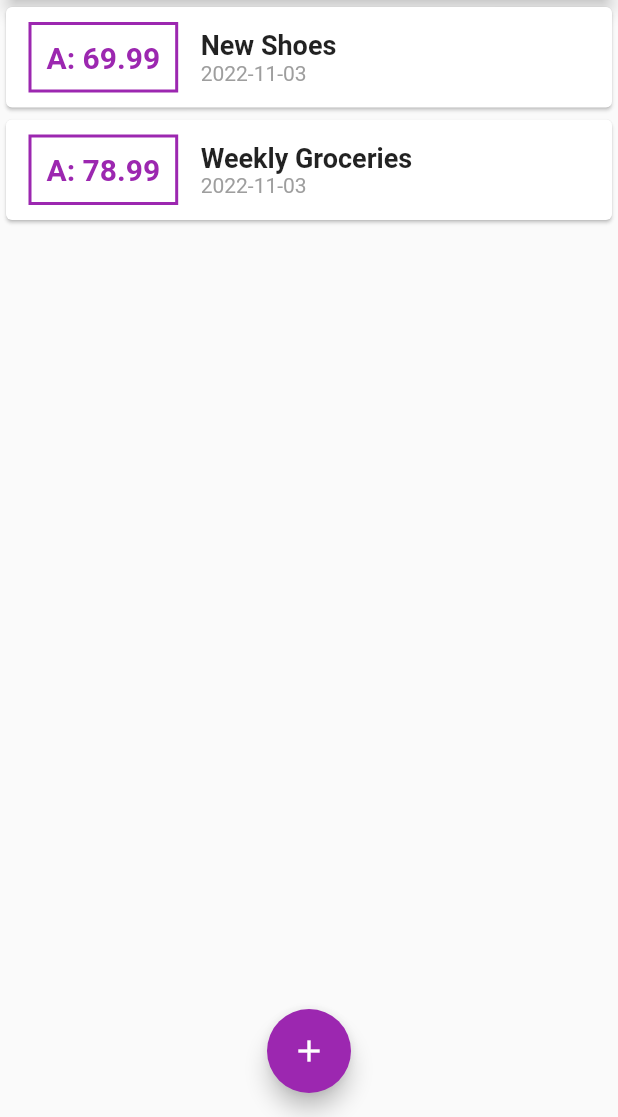
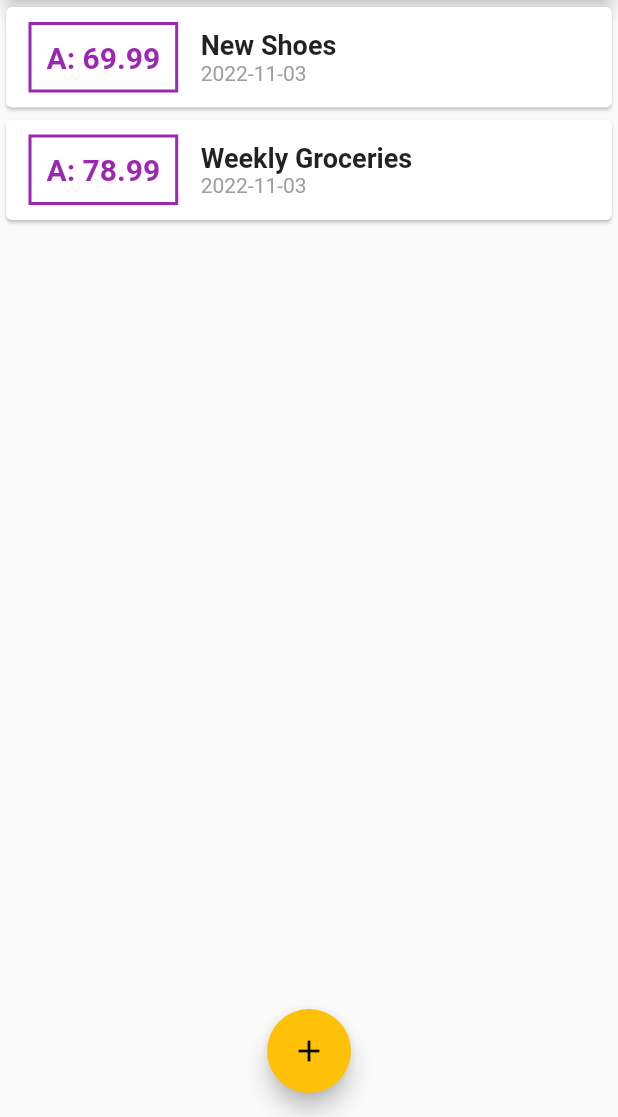
Before and after one commit to Z-kamili/Flutter_chart_app, a Flutter app: the screen it shows after launch, on a phone screen of 412 x 824 dp, the part 119-1236 px from its top. Run offline on Flutter 3.47's test engine with Material 2 defaults, Android fonts, the phone set to English and light mode, and no system bars.

```diff
--- a/lib/main.dart
+++ b/lib/main.dart
@@ -21,7 +21,8 @@ class MyApp extends StatelessWidget {
     return MaterialApp(
       title: 'Personal Expenses',
       theme: ThemeData(
-         primarySwatch: Colors.purple, //here is where the error resides
+         primarySwatch: Colors.purple,
+         accentColor: Colors.amber //here is where the error resides
 
         // This is the theme of your application.
         //
```
